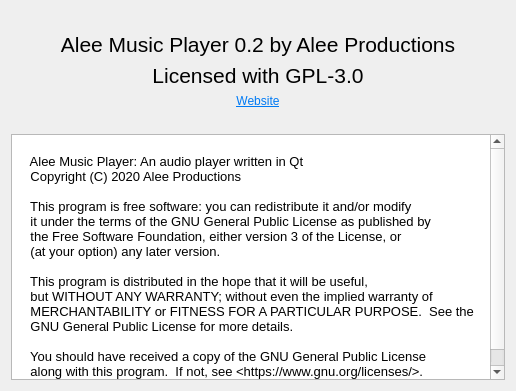
Old version of the form about.ui in the repository alee14-projects/erable-godot.
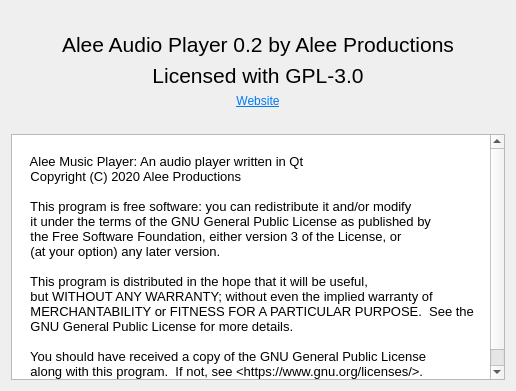
New version of the form.

The edit to the form file:
```diff
--- a/about.ui
+++ b/about.ui
@@ -53,7 +53,7 @@
       </font>
      </property>
      <property name="text">
-      <string>Alee Music Player 0.2 by Alee Productions</string>
+      <string>Alee Audio Player 0.2 by Alee Productions</string>
      </property>
      <property name="alignment">
       <set>Qt::AlignCenter</set>
```
Left out of the diff: 2 changed lines with no effect on the pictures.
